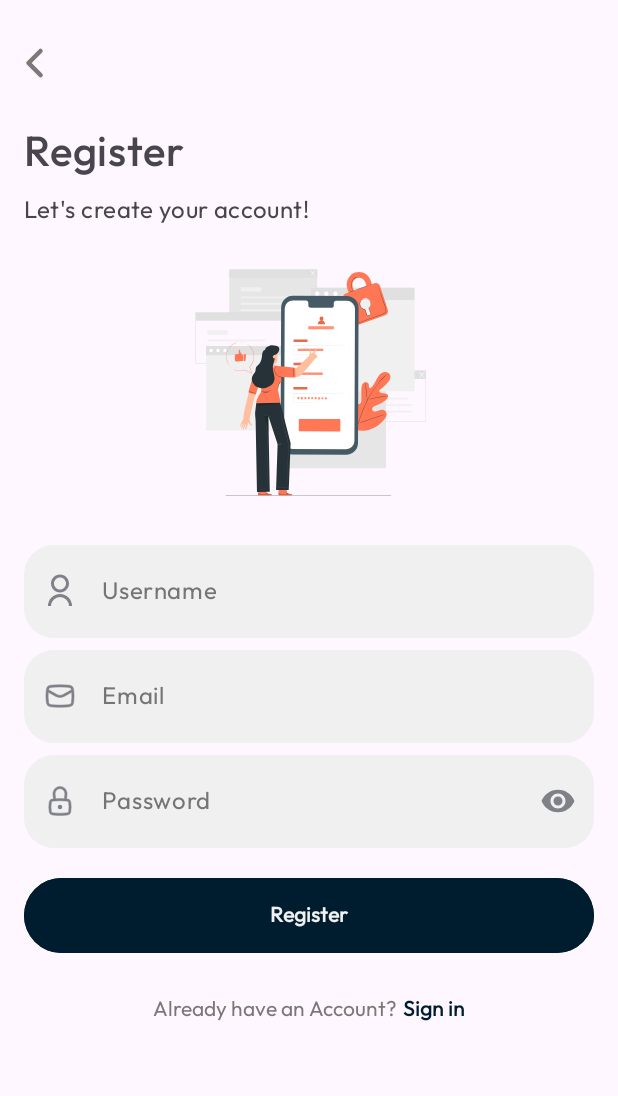
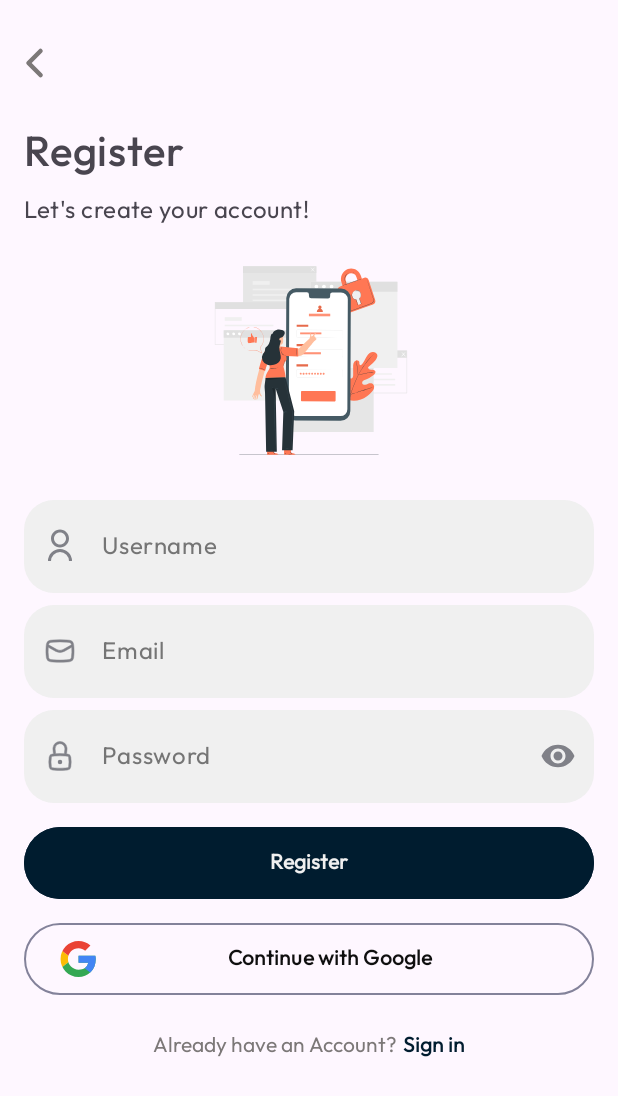
Before and after one commit to ReyhanHerdi/locker_app, an Android app: the screen it shows after launch (RegisterActivity), after a tap on "Register", on a phone screen of 412 x 824 dp. Shown: the top 1096 px of the screen. Run offline under Robolectric (Android 15) with nearby library versions, the phone set to English and light mode, and no system bars.

Commit message:
add login with google button, update color and image size

```diff
--- a/LOCKer/app/src/main/java/com/example/locker/screen/welcome/WelcomeActivity.kt
+++ b/LOCKer/app/src/main/java/com/example/locker/screen/welcome/WelcomeActivity.kt
@@ -18,13 +18,18 @@ class WelcomeActivity : AppCompatActivity() {
         super.onCreate(savedInstanceState)
         setContentView(binding.root)
 
-        binding.btnRegisterWelcome.setOnClickListener {
-            startActivity(Intent(applicationContext, RegisterActivity::class.java))
+        binding.apply {
+            btnRegisterWelcome.setOnClickListener {
+                startActivity(Intent(applicationContext, RegisterActivity::class.java))
+            }
+            btnGoogle.setOnClickListener {
+                startActivity(Intent(applicationContext, LoginActivity::class.java))
+            }
+            binding.tvMoveSignIn.setOnClickListener {
+                startActivity(Intent(applicationContext, LoginActivity::class.java))
+            }
         }
 
-        binding.btnLogin.setOnClickListener {
-            startActivity(Intent(applicationContext, LoginActivity::class.java))
-        }
         setupView()
 
     }
--- a/LOCKer/app/src/main/res/drawable/mobile_login_pana.xml
+++ b/LOCKer/app/src/main/res/drawable/mobile_login_pana.xml
@@ -1,7 +1,7 @@
 <vector xmlns:android="http://schemas.android.com/apk/res/android"
     xmlns:tools="http://schemas.android.com/tools"
-    android:width="180dp"
-    android:height="180dp"
+    android:width="150dp"
+    android:height="150dp"
     android:viewportWidth="500"
     android:viewportHeight="500">
     <path
--- a/LOCKer/app/src/main/res/layout/activity_register.xml
+++ b/LOCKer/app/src/main/res/layout/activity_register.xml
@@ -139,15 +139,34 @@
         app:layout_constraintStart_toStartOf="parent"
         app:layout_constraintTop_toBottomOf="@id/til_password" />
 
+
+    <com.google.android.material.button.MaterialButton
+        android:id="@+id/btn_Google"
+        android:layout_width="match_parent"
+        android:layout_height="56dp"
+        android:layout_marginStart="16dp"
+        android:textStyle="bold"
+        android:drawableLeft="@drawable/google_icon"
+        android:text="@string/continue_with_google"
+        app:strokeColor="@color/color_hint"
+        android:layout_marginTop="8dp"
+        android:textColor="@color/color_text"
+        style="@style/Widget.Material3.Button.OutlinedButton"
+        android:layout_marginEnd="16dp"
+        app:layout_constraintEnd_toEndOf="parent"
+        app:layout_constraintStart_toStartOf="parent"
+        app:layout_constraintTop_toBottomOf="@+id/btn_register"
+        tools:ignore="RtlHardcoded,VisualLintButtonSize" />
+
     <LinearLayout
         android:layout_width="match_parent"
         android:layout_height="wrap_content"
-        android:layout_marginTop="24dp"
+        android:layout_marginTop="20dp"
         android:gravity="center"
         android:orientation="horizontal"
         app:layout_constraintEnd_toEndOf="parent"
         app:layout_constraintStart_toStartOf="parent"
-        app:layout_constraintTop_toBottomOf="@+id/btn_register">
+        app:layout_constraintTop_toBottomOf="@+id/btn_Google">
 
         <TextView
             android:layout_width="wrap_content"
--- a/LOCKer/app/src/main/res/values-night/colors.xml
+++ b/LOCKer/app/src/main/res/values-night/colors.xml
@@ -8,12 +8,13 @@
     <color name="color_text">#F2F2F2</color>
     <color name="color_text2">#F0F0F0</color>
     <color name="color_sub_text">#808188</color>
+    <color name="text_auth_button">#FF7754</color>
 
 
     <!-- color component -->
     <color name="bg_custom_itl">#2B2930</color>
-    <color name="card_color">#161515</color>
-    <color name="color_icon">#0B0B0C</color>
+    <color name="card_color">#2B2D30</color>
+    <color name="color_icon">#696969</color>
     <color name="color_icon_2">#808188</color>
     <color name="color_icon_active">#FFFFFF</color>
     <color name="color_icoon_disable">#5F5F5F</color>
--- a/LOCKer/app/src/main/res/values-night/themes.xml
+++ b/LOCKer/app/src/main/res/values-night/themes.xml
@@ -44,11 +44,13 @@
 
     <style name="Button">
         <item name="android:layout_width">match_parent</item>
-        <item name="android:layout_height">58dp</item>
+        <item name="android:layout_height">56dp</item>
         <item name="android:radius">24dp</item>
         <item name="android:textStyle">bold</item>
         <item name="android:textSize">14sp</item>
-        <item name="android:layout_margin">16sp</item>
+        <item name="android:layout_marginTop">12sp</item>
+        <item name="android:layout_marginStart">16sp</item>
+        <item name="android:layout_marginEnd">16sp</item>
         <item name="android:textColor">?attr/colorOnPrimary</item>
         <item name="android:backgroundTint">?attr/colorPrimary</item>
         <item name="android:maxWidth">360dp</item>
--- a/LOCKer/app/src/main/res/values/colors.xml
+++ b/LOCKer/app/src/main/res/values/colors.xml
@@ -17,6 +17,8 @@
     <color name="color_text">#0F0F0F</color>
     <color name="color_text2">#2D2B2B</color>
     <color name="color_sub_text">#808188</color>
+    <color name="text_accent">#FF7754</color>
+    <color name="text_auth_button">#001C2F</color>
 
     <!-- color component -->
     <color name="bg_custom_itl">#F0F0F0</color>
@@ -25,6 +27,7 @@
     <color name="color_icon_2">#0B0B0C</color>
     <color name="color_icon_active">#001C2F</color>
     <color name="color_icoon_disable">#5F5F5F</color>
+    <color name="color_hint">#83829A</color>
 
     <!--color application-->
     <color name="background">#FFFFFF</color>
--- a/LOCKer/app/src/main/res/values/strings.xml
+++ b/LOCKer/app/src/main/res/values/strings.xml
@@ -177,4 +177,5 @@
     <string name="fab_text">How to Scan</string>
     <string name="tutorial">Tutorial</string>
     <string name="start_scanning">Start Scanning</string>
+    <string name="continue_with_google">Continue with Google</string>
 </resources>
--- a/LOCKer/app/src/main/res/values/themes.xml
+++ b/LOCKer/app/src/main/res/values/themes.xml
@@ -55,11 +55,13 @@
 
     <style name="Button">
         <item name="android:layout_width">match_parent</item>
-        <item name="android:layout_height">58dp</item>
+        <item name="android:layout_height">56dp</item>
         <item name="android:radius">24dp</item>
         <item name="android:textStyle">bold</item>
         <item name="android:textSize">14sp</item>
-        <item name="android:layout_margin">16sp</item>
+        <item name="android:layout_marginTop">12sp</item>
+        <item name="android:layout_marginStart">16sp</item>
+        <item name="android:layout_marginEnd">16sp</item>
         <item name="android:textColor">?attr/colorOnPrimary</item>
         <item name="android:backgroundTint">?attr/colorPrimary</item>
         <item name="android:maxWidth">360dp</item>
```
Also changed, not shown: LOCKer/app/src/main/res/layout/activity_welcome.xml (+34 -4 lines), LOCKer/app/src/main/res/layout/job_list.xml (+28 -37 lines), LOCKer/app/src/main/res/layout/news_list.xml (+11 -21 lines).
